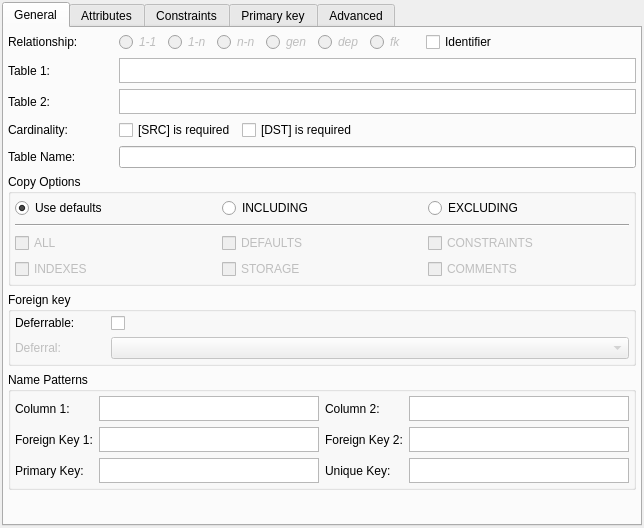
Before: the Qt Designer form libpgmodeler_ui/ui/relationshipwidget.ui in pgmodeler/pgmodeler, drawn with Qt 5.
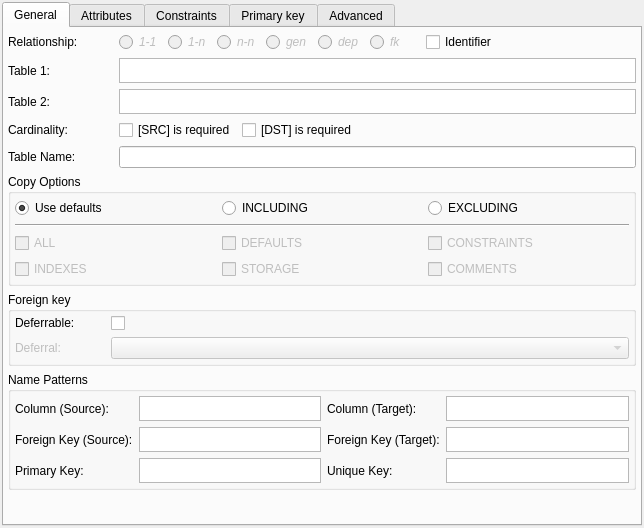
After: the same form once the commit is applied.

Commit message:
Fixed column pattern bug/crash on relationship form (issue #245)
Minor improvements on SyntaxHighlighter

The edit to the form file:
```diff
--- a/libpgmodeler_ui/ui/relationshipwidget.ui
+++ b/libpgmodeler_ui/ui/relationshipwidget.ui
@@ -846,7 +846,7 @@
           <item row="0" column="0">
            <widget class="QLabel" name="src_col_pattern_lbl">
             <property name="text">
-             <string>Column 1:</string>
+             <string>Column (Source):</string>
             </property>
            </widget>
           </item>
@@ -870,15 +870,24 @@
               <height>25</height>
              </size>
             </property>
+            <property name="verticalScrollBarPolicy">
+             <enum>Qt::ScrollBarAlwaysOff</enum>
+            </property>
+            <property name="horizontalScrollBarPolicy">
+             <enum>Qt::ScrollBarAlwaysOff</enum>
+            </property>
             <property name="tabChangesFocus">
              <bool>true</bool>
             </property>
+            <property name="lineWrapMode">
+             <enum>QTextEdit::NoWrap</enum>
+            </property>
            </widget>
           </item>
           <item row="0" column="2">
            <widget class="QLabel" name="dst_col_pattern_lbl">
             <property name="text">
-             <string>Column 2:</string>
+             <string>Column (Target):</string>
             </property>
            </widget>
           </item>
@@ -902,15 +911,24 @@
               <height>25</height>
              </size>
             </property>
+            <property name="verticalScrollBarPolicy">
+             <enum>Qt::ScrollBarAlwaysOff</enum>
+            </property>
+            <property name="horizontalScrollBarPolicy">
+             <enum>Qt::ScrollBarAlwaysOff</enum>
+            </property>
             <property name="tabChangesFocus">
              <bool>true</bool>
             </property>
+            <property name="lineWrapMode">
+             <enum>QTextEdit::NoWrap</enum>
+            </property>
            </widget>
           </item>
           <item row="1" column="0">
            <widget class="QLabel" name="src_fk_pattern_lbl">
             <property name="text">
-             <string>Foreign Key 1:</string>
+             <string>Foreign Key (Source):</string>
             </property>
            </widget>
           </item>
@@ -934,15 +952,24 @@
               <height>25</height>
              </size>
             </property>
+            <property name="verticalScrollBarPolicy">
+             <enum>Qt::ScrollBarAlwaysOff</enum>
+            </property>
+            <property name="horizontalScrollBarPolicy">
+             <enum>Qt::ScrollBarAlwaysOff</enum>
+            </property>
             <property name="tabChangesFocus">
              <bool>true</bool>
             </property>
+            <property name="lineWrapMode">
+             <enum>QTextEdit::NoWrap</enum>
+            </property>
            </widget>
           </item>
           <item row="1" column="2">
            <widget class="QLabel" name="dst_fk_pattern_lbl">
             <property name="text">
-             <string>Foreign Key 2:</string>
+             <string>Foreign Key (Target):</string>
             </property>
            </widget>
           </item>
@@ -966,9 +993,18 @@
               <height>25</height>
              </size>
             </property>
+            <property name="verticalScrollBarPolicy">
+             <enum>Qt::ScrollBarAlwaysOff</enum>
+            </property>
+            <property name="horizontalScrollBarPolicy">
+             <enum>Qt::ScrollBarAlwaysOff</enum>
+            </property>
             <property name="tabChangesFocus">
              <bool>true</bool>
             </property>
+            <property name="lineWrapMode">
+             <enum>QTextEdit::NoWrap</enum>
+            </property>
            </widget>
           </item>
           <item row="2" column="0">
@@ -998,9 +1034,18 @@
               <height>25</height>
              </size>
             </property>
+            <property name="verticalScrollBarPolicy">
+             <enum>Qt::ScrollBarAlwaysOff</enum>
+            </property>
+            <property name="horizontalScrollBarPolicy">
+             <enum>Qt::ScrollBarAlwaysOff</enum>
+            </property>
             <property name="tabChangesFocus">
              <bool>true</bool>
             </property>
+            <property name="lineWrapMode">
+             <enum>QTextEdit::NoWrap</enum>
+            </property>
            </widget>
           </item>
           <item row="2" column="2">
@@ -1030,9 +1075,18 @@
               <height>25</height>
              </size>
             </property>
+            <property name="verticalScrollBarPolicy">
+             <enum>Qt::ScrollBarAlwaysOff</enum>
+            </property>
+            <property name="horizontalScrollBarPolicy">
+             <enum>Qt::ScrollBarAlwaysOff</enum>
+            </property>
             <property name="tabChangesFocus">
              <bool>true</bool>
             </property>
+            <property name="lineWrapMode">
+             <enum>QTextEdit::NoWrap</enum>
+            </property>
            </widget>
           </item>
          </layout>
```
Left out of the diff: 18 changed lines with no effect on the pictures. The commit also changes 4 other files.
